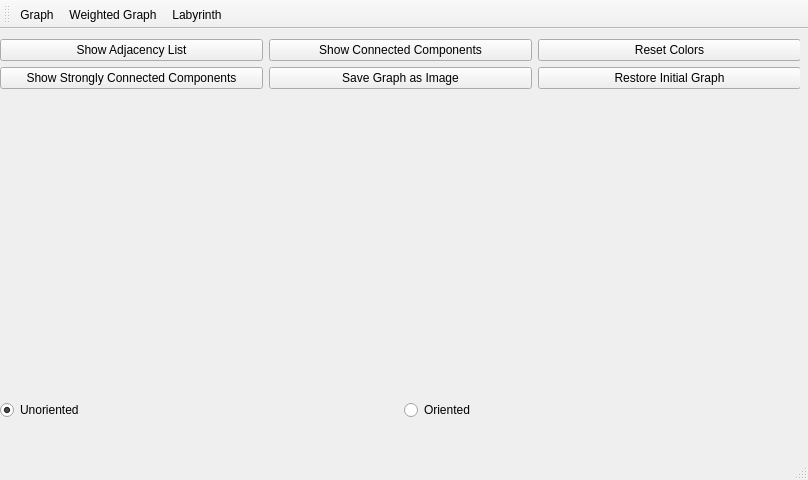
AntonioVisan/graph-framework, file GraphFramework/MainWindow/mainwindow.ui: the form before one commit.
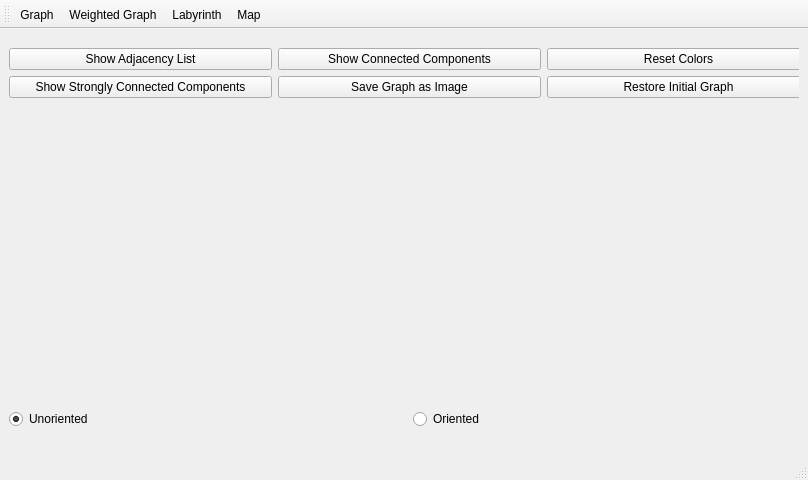
The form after the commit.

Commit message: feat(main-window): integrate map functionality

The edit to the form file:
```diff
--- a/GraphFramework/MainWindow/mainwindow.ui
+++ b/GraphFramework/MainWindow/mainwindow.ui
@@ -14,14 +14,14 @@
    <string>MainWindow</string>
   </property>
   <widget class="QWidget" name="centralwidget">
+   <layout class="QGridLayout" name="gridLayout">
+    <item row="0" column="0">
    <widget class="QStackedWidget" name="stackedWidget">
-    <property name="geometry">
-     <rect>
-      <x>0</x>
-      <y>0</y>
-      <width>800</width>
-      <height>401</height>
-     </rect>
+      <property name="sizePolicy">
+       <sizepolicy hsizetype="Expanding" vsizetype="Expanding">
+        <horstretch>0</horstretch>
+        <verstretch>0</verstretch>
+       </sizepolicy>
     </property>
     <widget class="QWidget" name="graphPage">
      <property name="sizePolicy">
@@ -30,7 +30,7 @@
        <verstretch>0</verstretch>
       </sizepolicy>
      </property>
-     <widget class="QWidget" name="">
+       <widget class="QWidget" name="layoutWidget">
       <property name="geometry">
        <rect>
         <x>0</x>
@@ -282,6 +282,8 @@
      </widget>
     </widget>
    </widget>
+    </item>
+   </layout>
   </widget>
   <widget class="QMenuBar" name="menubar">
    <property name="geometry">
@@ -306,6 +308,7 @@
    <addaction name="actionGraph"/>
    <addaction name="actionWeighted_Graph"/>
    <addaction name="actionLabyrinth"/>
+   <addaction name="actionMap"/>
   </widget>
   <widget class="QStatusBar" name="statusbar"/>
   <action name="actionGraph">
@@ -332,6 +335,14 @@
     <enum>QAction::MenuRole::NoRole</enum>
    </property>
   </action>
+  <action name="actionMap">
+   <property name="text">
+    <string>Map</string>
+   </property>
+   <property name="menuRole">
+    <enum>QAction::MenuRole::NoRole</enum>
+   </property>
+  </action>
  </widget>
  <resources/>
  <connections/>
```
Left out of the diff: 1 changed line with no effect on the pictures. Lines whose indentation alone changed are shown as unchanged. The commit also changes 5 other files.
